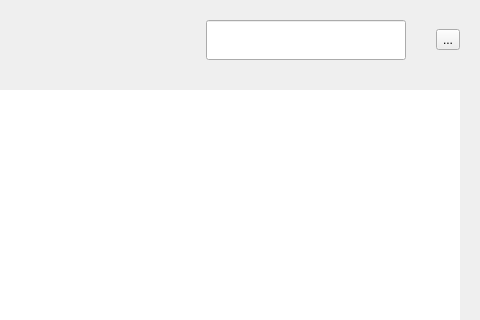
This is client/src/common/common-page.ui in openeuler-mirror/ks-scmc as Qt 5 draws it before an edit; both pictures show x 325 to 805 and y 0 to 320 of the 805 by 539 pixel window. The edited form follows.
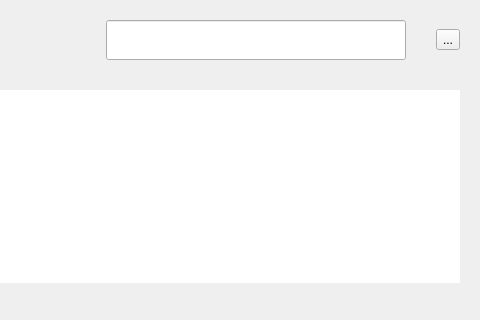
This is the edited form.

```diff
--- a/client/src/common/common-page.ui
+++ b/client/src/common/common-page.ui
@@ -27,7 +27,7 @@
     <number>20</number>
    </property>
    <property name="bottomMargin">
-    <number>0</number>
+    <number>20</number>
    </property>
    <item>
     <layout class="QHBoxLayout" name="horizontalLayout_2">
@@ -55,13 +55,13 @@
       <widget class="QLineEdit" name="lineEdit_search">
        <property name="minimumSize">
         <size>
-         <width>200</width>
+         <width>300</width>
          <height>40</height>
         </size>
        </property>
        <property name="maximumSize">
         <size>
-         <width>200</width>
+         <width>300</width>
          <height>40</height>
         </size>
        </property>
@@ -83,6 +83,29 @@
      </property>
     </widget>
    </item>
+   <item>
+    <widget class="QLabel" name="label_search_tips">
+     <property name="text">
+      <string/>
+     </property>
+     <property name="alignment">
+      <set>Qt::AlignCenter</set>
+     </property>
+    </widget>
+   </item>
+   <item>
+    <spacer name="verticalSpacer">
+     <property name="orientation">
+      <enum>Qt::Vertical</enum>
+     </property>
+     <property name="sizeHint" stdset="0">
+      <size>
+       <width>20</width>
+       <height>40</height>
+      </size>
+     </property>
+    </spacer>
+   </item>
   </layout>
  </widget>
  <resources/>
```
